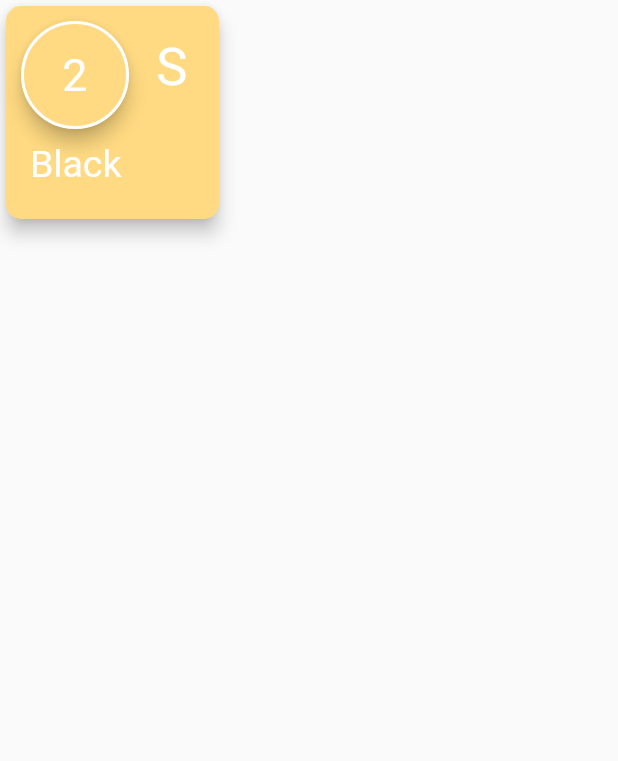
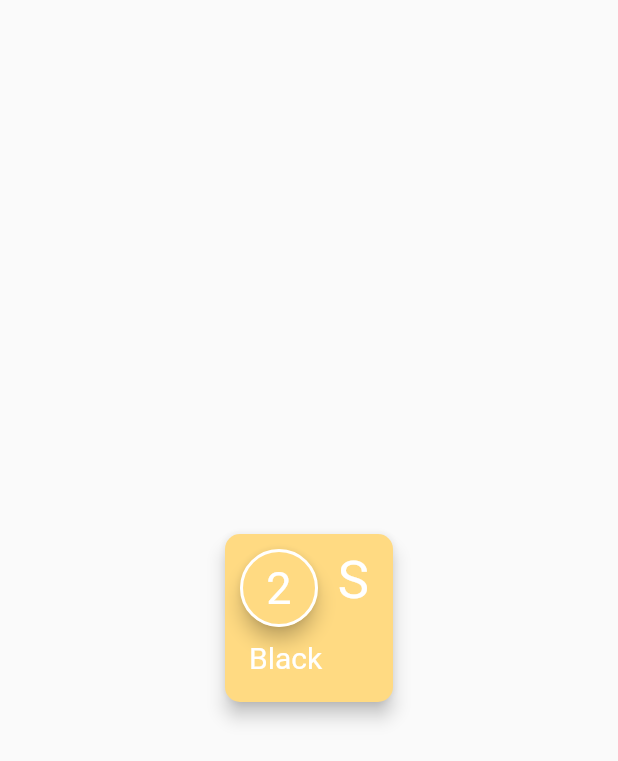
Before and after one commit to Tesfamichael1074/My-Flutter-UIs, a Flutter app: the Card1 screen opened directly, on a phone screen of 412 x 824 dp. Shown: the top 761 px of the screen. Run offline on Flutter 3.47's test engine with Material 2 defaults, Android fonts, the phone set to English and light mode, and no system bars.

Commit message:
changed main page

```diff
--- a/lib/card1.dart
+++ b/lib/card1.dart
@@ -5,14 +5,16 @@ class Card1 extends StatelessWidget {
 
   @override
   Widget build(BuildContext context) {
-    return Container(
-      height: 150,
-      width: 150,
+    return Scaffold(
+      body: Center(
+        child: Container(
+          height: 120,
+          width: 120,
           child: Stack(
             children: [
               Container(
-            height: 150,
-            width: 150,
+                height: 120,
+                width: 120,
                 child: Card(
                   shape: RoundedRectangleBorder(
                     borderRadius: BorderRadius.circular(10),
@@ -27,8 +29,8 @@ class Card1 extends StatelessWidget {
                   Row(
                     children: [
                       Container(
-                    height: 80,
-                    width: 80,
+                        height: 60,
+                        width: 60,
                         margin: EdgeInsets.only(top: 10, left: 10),
                         child: Card(
                           shape: RoundedRectangleBorder(
@@ -39,14 +41,15 @@ class Card1 extends StatelessWidget {
                           child: Center(
                             child: Text(
                               "2",
-                          style: TextStyle(color: Colors.white, fontSize: 30),
+                              style:
+                                  TextStyle(color: Colors.white, fontSize: 30),
                             ),
                           ),
                         ),
                       ),
                       Spacer(),
                       Container(
-                    margin: EdgeInsets.only(right: 25),
+                        margin: EdgeInsets.only(right: 20),
                         child: Text(
                           "S",
                           style: TextStyle(color: Colors.white, fontSize: 35),
@@ -58,13 +61,15 @@ class Card1 extends StatelessWidget {
                     margin: EdgeInsets.only(top: 5, left: 20),
                     child: Text(
                       "Black",
-                  style: TextStyle(color: Colors.white, fontSize: 25),
+                      style: TextStyle(color: Colors.white, fontSize: 20),
                     ),
                   )
                 ],
               ),
             ],
           ),
+        ),
+      ),
     );
   }
 }
--- a/lib/main.dart
+++ b/lib/main.dart
@@ -37,7 +37,15 @@ class _MyHomePageState extends State<MyHomePage> {
       body: Center(
         child: Column(
           mainAxisAlignment: MainAxisAlignment.center,
-          children: <Widget>[Card1()],
+          children: <Widget>[
+            TextButton(
+              child: Text("Card 1"),
+              onPressed: () {
+                Navigator.push(
+                    context, MaterialPageRoute(builder: (context) => Card1()));
+              },
+            )
+          ],
         ),
       ),
     );
```
Lines whose indentation alone changed are shown as unchanged.
